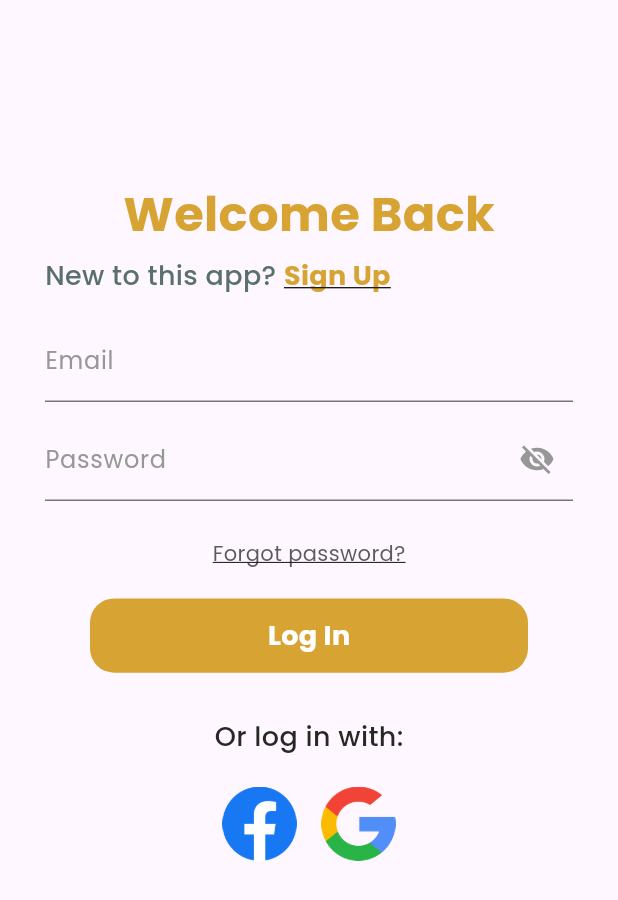
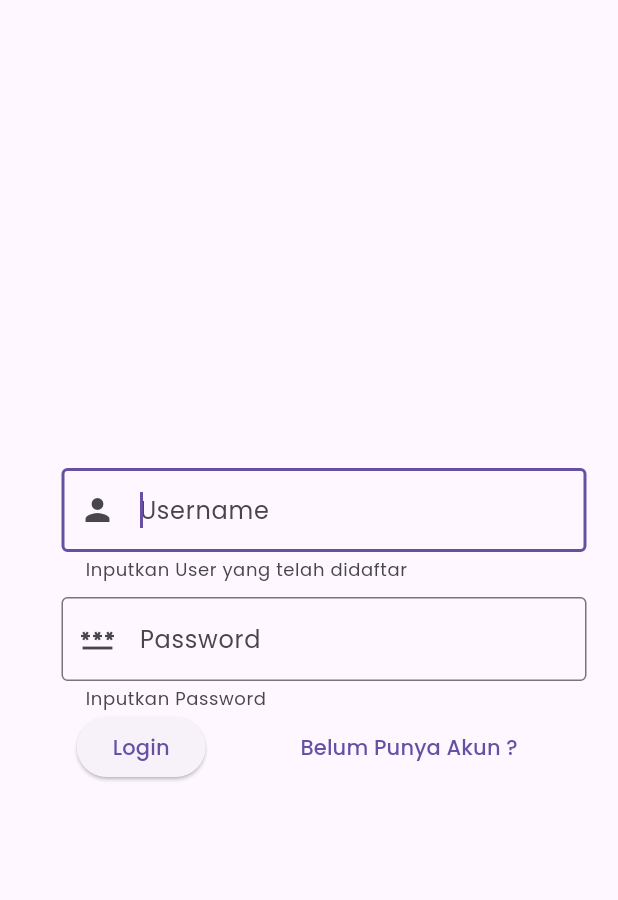
Before and after one commit to ChenCiaLiang/2_D_Bioskop, a Flutter app: the screen it shows after launch, on a phone screen of 412 x 824 dp. Shown: the top 900 px of the screen. Run offline on Flutter 3.47's test engine with Material 3 defaults, Android fonts, the light colour scheme and no system bars; our stand-ins replace font_awesome_flutter, get, google_nav_bar.

Commit message:
Fungsi login register - AgusFebrianto
ganti signup.dart jadi register.dart
login_form.dart ga kepake (boleh hapus)
signup_form.dart ga kepake (boleh hapus)
form_component bikin baru ambil aja dari yang kubuat

```diff
--- /dev/null
+++ b/tubez/lib/component/form_component.dart
@@ -0,0 +1,23 @@
+import 'package:flutter/material.dart';
+
+Padding inputForm(Function(String?) validasi, {required TextEditingController controller,
+required String hintTxt, required String helperTxt, required IconData iconData, bool password = false}) {
+    return Padding(
+      padding: const EdgeInsets.only(left: 20, top: 10),
+      child: SizedBox(
+        width: 350,
+        child : TextFormField(
+          validator: (value) => validasi(value),
+          autofocus: true,
+          controller: controller,
+          obscureText: password,
+          decoration: InputDecoration(
+            hintText: hintTxt,
+            border: const OutlineInputBorder(),
+            helperText: helperTxt,
+            prefixIcon : Icon(iconData)
+          ),
+        )
+      ),
+    );
+}
--- a/tubez/lib/main.dart
+++ b/tubez/lib/main.dart
@@ -13,7 +13,7 @@ class MyApp extends StatelessWidget {
     return MaterialApp(
       debugShowCheckedModeBanner: false,
       theme: ThemeData(fontFamily: 'Poppins'),
-      home: LoginScreen(),
+      home: LoginView(),
     );
   }
 }
--- a/tubez/lib/screens/login.dart
+++ b/tubez/lib/screens/login.dart
@@ -1,104 +1,109 @@
 import 'package:flutter/material.dart';
-import 'package:tubez/screens/home.dart';
-import 'package:tubez/screens/signup.dart';
-import 'package:tubez/theme.dart';
-import 'package:tubez/widgets/login_form.dart';
-import 'package:tubez/widgets/login_options.dart';
+import 'package:tubez/screens/register.dart';
+import 'package:tubez/component/form_component.dart';
 import 'package:tubez/widgets/navigation.dart';
-import 'package:tubez/widgets/primary_button.dart';
+// import 'package:tubez/screens/home.dart';
+// import 'package:tubez/theme.dart';
+// import 'package:tubez/widgets/login_options.dart';
+// import 'package:tubez/widgets/primary_button.dart';
 
-class LoginScreen extends StatelessWidget {
-  const LoginScreen({super.key});
+
+class LoginView extends StatefulWidget {
+  final Map? data;
+
+  const LoginView({super.key, this.data});
+
+  @override
+  State<LoginView> createState() => _LoginViewState();
+}
+
+class _LoginViewState extends State<LoginView> {
+  final _formKey = GlobalKey<FormState>();
 
   @override
   Widget build(BuildContext context) {
+    TextEditingController usernameController = TextEditingController();
+    TextEditingController passwordController = TextEditingController();
+
+    Map? dataForm = widget.data;
     return Scaffold(
-      resizeToAvoidBottomInset: false,
-      body: Padding(
-        padding: kDefaultPadding,
+      body: SafeArea(
+        child: Form(
+          key: _formKey,
           child: Column(
+            mainAxisAlignment: MainAxisAlignment.center,
             children: [
-            const SizedBox(
-              height: 120,
+              inputForm((p0){
+                if(p0 == null || p0.isEmpty){
+                  return "username tidak boleh kosong";
+                }
+                return null;
+              },
+                controller: usernameController,
+                hintTxt: "Username",
+                helperTxt: "Inputkan User yang telah didaftar",
+                iconData: Icons.person),
+
+              inputForm((p0){
+                if(p0 == null || p0.isEmpty){
+                  return "password kosong";
+                }
+                return null;
+              },
+                password: true,
+                controller: passwordController,
+                hintTxt: "Password",
+                helperTxt: "Inputkan Password",
+                iconData: Icons.password),
+
+              Row(
+                mainAxisAlignment: MainAxisAlignment.spaceEvenly,
+                children: [
+                  ElevatedButton(onPressed: () {
+                    if(_formKey.currentState!.validate()){
+                      if(dataForm!['username'] == usernameController.text && dataForm['password'] == passwordController.text){
+                        Navigator.push(
+                          context, MaterialPageRoute(
+                            builder: (_) => const navigationBar()));
+                      }else{
+                        showDialog(context: context, builder: (_)=>AlertDialog(
+                          title: const Text('Password Salah'),
+                          content: TextButton(
+                            onPressed: () => pushRegister(context),
+                            child: const Text('Daftar Disini !!!')),
+                            actions: <Widget>[
+                              TextButton(
+                                onPressed: () => Navigator.pop(context, 'Cancel'),
+                                child: const Text('Cancel'),
                               ),
-            Text(
-              'Welcome Back',
-              style: titleText,
+                              TextButton(
+                                onPressed: () => Navigator.pop(context, 'OK'),
+                                child: const Text('OK'),
                               ),
-            const SizedBox(
-              height: 5,
-            ),
-            Row(
-              children: [
-                Text(
-                  'New to this app?',
-                  style: subTitle,
-                ),
-                const SizedBox(
-                  width: 5,
-                ),
-                GestureDetector(
-                  onTap: () {
-                    Navigator.push(
-                      context,
-                      MaterialPageRoute(
-                        builder: (context) => SignUpScreen(),
-                      ),
-                    );
+                            ],
+                          ),);
+                      }
+                    }
                   },
-                  child: Text(
-                    'Sign Up',
-                    style: textButton.copyWith(
-                      decoration: TextDecoration.underline,
-                      decorationThickness: 1,
-                    ),
-                  ),
-                )
+                  child: const Text('Login')),
+
+                  TextButton(
+                    onPressed: () {
+                      Map<String, dynamic> formData = {};
+                      formData['username'] = usernameController.text;
+                      formData['password'] = passwordController.text;
+                      pushRegister(context);
+                    },
+                    child: const Text('Belum Punya Akun ? ')),
                 ],
               ),
-            const SizedBox(
-              height: 10,
+            ],
           ),
-            const LoginForm(),
-            const SizedBox(
-              height: 20,
-            ),
-            const Text(
-              'Forgot password?',
-              style: TextStyle(
-                color: kZambeziColor,
-                fontSize: 14,
-                decoration: TextDecoration.underline,
-                decorationThickness: 1,
-              ),
-            ),
-            const SizedBox(
-              height: 20,
-            ),
-            GestureDetector(
-              onTap: () {
-                Navigator.push(
-                    context,
-                    MaterialPageRoute(
-                        builder: (context) => const navigationBar()));
-              },
-              child: Padding(
-                padding: kDefaultPadding,
-                child: PrimaryButton(buttonText: 'Log In'),
-              ),
-            ),
-            const SizedBox(height: 30),
-            Text(
-              'Or log in with:',
-              style: subTitle.copyWith(color: kBlackColor),
-            ),
-            const SizedBox(
-              height: 20,
-            ),
-            const LoginOption(),
-          ],
         ),
       ),
     );
   }
+  void pushRegister(BuildContext context){
+    Navigator.push(context, MaterialPageRoute(builder: (_) => const RegisterView(),),);
   }
+}
--- a/tubez/lib/screens/profile.dart
+++ b/tubez/lib/screens/profile.dart
@@ -139,7 +139,7 @@ class _profileScreenState extends State<profileScreen> {
                 Navigator.push(
                     context,
                     MaterialPageRoute(
-                        builder: (context) => const LoginScreen()));
+                        builder: (context) => const LoginView()));
               },
               style: ElevatedButton.styleFrom(
                 backgroundColor: const Color.fromARGB(255, 255, 17, 0),
--- a/tubez/lib/theme.dart
+++ b/tubez/lib/theme.dart
@@ -1,6 +1,6 @@
 import 'package:flutter/material.dart';
 
-const kPrimaryColor = Color.fromARGB(205, 205, 144, 3);
+const kPrimaryColor = Color(0xFF1B383A);
 const kSecondaryColor = Color(0xFF59706F);
 const kDarkGreyColor = Color(0xFFA8A8A8);
 const kWhiteColor = Color(0xFFFFFFFF);
@@ -11,10 +11,10 @@ const kTextFieldColor = Color(0xFF979797);
 const kDefaultPadding = EdgeInsets.symmetric(horizontal: 30);
 
 TextStyle titleText =
-    TextStyle(color: kPrimaryColor, fontSize: 32, fontWeight: FontWeight.w700);
-TextStyle subTitle = TextStyle(
+    const TextStyle(color: kPrimaryColor, fontSize: 32, fontWeight: FontWeight.w700);
+TextStyle subTitle = const TextStyle(
     color: kSecondaryColor, fontSize: 18, fontWeight: FontWeight.w500);
-TextStyle textButton = TextStyle(
+TextStyle textButton = const TextStyle(
   color: kPrimaryColor,
   fontSize: 18,
   fontWeight: FontWeight.w700,
--- a/tubez/lib/widgets/login_form.dart
+++ /dev/null
@@ -1,52 +0,0 @@
-import 'package:flutter/material.dart';
-import 'package:tubez/theme.dart';
-
-class LoginForm extends StatefulWidget {
-  const LoginForm({super.key});
-
-  @override
-  State<LoginForm> createState() => _LoginFormState();
-}
-
-class _LoginFormState extends State<LoginForm> {
-  bool isObscure = true;
-  @override
-  Widget build(BuildContext context) {
-    return Column(
-      children: [
-        buildInputForm('Email', false),
-        buildInputForm('Password', true),
-      ],
-    );
-  }
-
-  Padding buildInputForm(String label, bool pass) {
-    return Padding(
-      padding: EdgeInsets.symmetric(vertical: 5),
-      child: TextFormField(
-        obscureText: pass ? isObscure : false,
-        decoration: InputDecoration(
-            labelText: label,
-            labelStyle: TextStyle(
-              color: kTextFieldColor,
-            ),
-            focusedBorder: UnderlineInputBorder(
-              borderSide: BorderSide(color: kPrimaryColor),
-            ),
-            suffixIcon: pass
-                ? IconButton(
-                    onPressed: () {
-                      setState(() {
-                        isObscure = !isObscure;
-                      });
-                    },
-                    icon: Icon(
-                      isObscure ? Icons.visibility_off : Icons.visibility,
-                      color: kTextFieldColor,
-                    ),
-                  )
-                : null),
-      ),
-    );
-  }
-}
```
Also changed, not shown: tubez/lib/screens/home.dart (+5 -5 lines), tubez/lib/screens/register.dart (added, +139 -0 lines), tubez/lib/screens/signup.dart (deleted, +0 -92 lines), tubez/lib/widgets/signup_form.dart (deleted, +0 -59 lines). Lines whose indentation alone changed are shown as unchanged.
